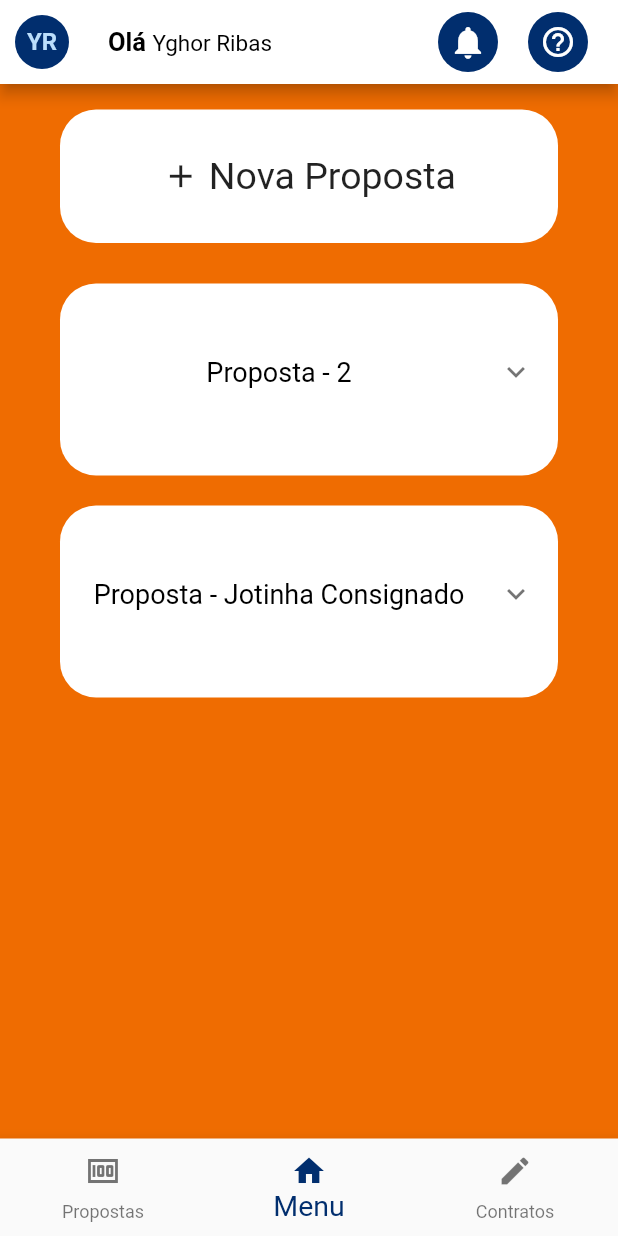
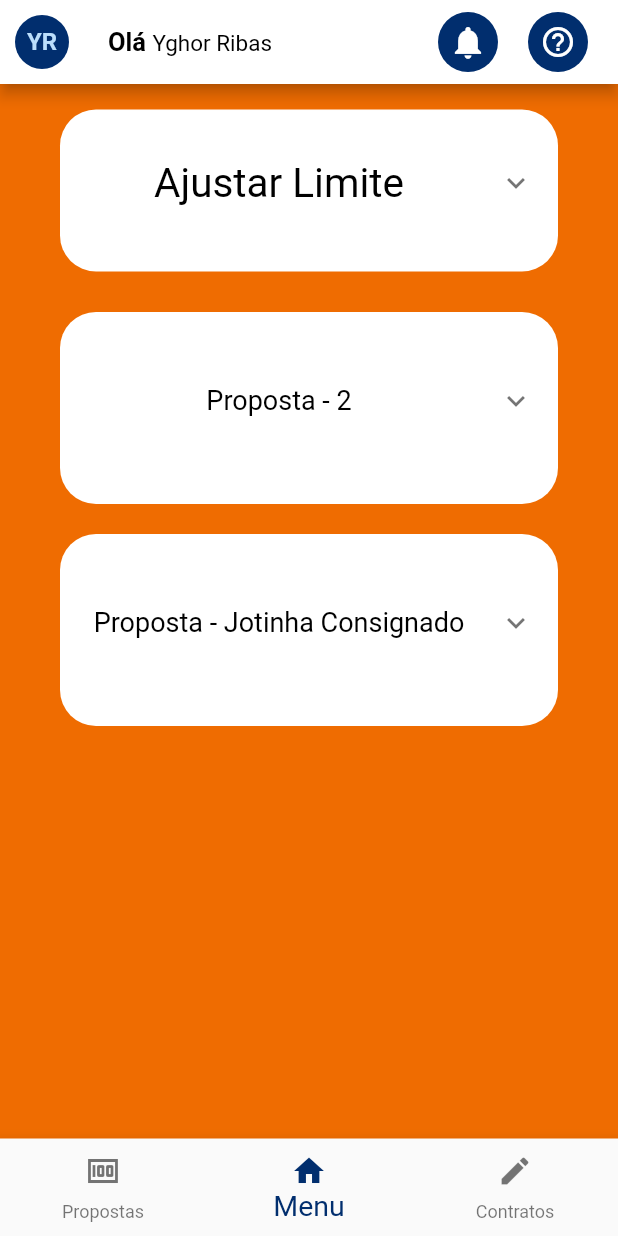
Before and after one commit to LocaLex-Digital/empresta-hackaton-flutter, a Flutter app: the screen it shows after launch, on a phone screen of 412 x 824 dp. Run offline on Flutter 3.47's test engine with Material 2 defaults, Android fonts, the phone set to English and light mode, and no system bars.

Commit message:
add card widget

```diff
--- a/lib/widgets/add_card_widget.dart
+++ b/lib/widgets/add_card_widget.dart
@@ -1,8 +1,25 @@
 import 'package:flutter/material.dart';
 
-class AddCardWidget extends StatelessWidget {
+class AddCardWidget extends StatefulWidget {
   const AddCardWidget() : super();
 
+  @override
+  _AddCardWidgetState createState() => _AddCardWidgetState();
+}
+
+class _AddCardWidgetState extends State<AddCardWidget> {
+  TextEditingController _controller;
+  double _currentSliderValue = 100;
+
+  void initState() {
+    super.initState();
+    _controller = TextEditingController();
+  }
+
+  void dispose() {
+    _controller.dispose();
+    super.dispose();
+  }
 
   @override
   Widget build(BuildContext context) => Padding(
@@ -12,7 +29,7 @@ class AddCardWidget extends StatelessWidget {
         ),
         child: Container(
           padding: EdgeInsets.only(
-              top: 30.0,
+            top: 20.0,
             bottom: 30.0,
           ),
           decoration: BoxDecoration(
@@ -21,18 +38,40 @@ class AddCardWidget extends StatelessWidget {
               24,
             ),
           ),
-            child: Row(
-              mainAxisAlignment: MainAxisAlignment.center,
+          child: ExpansionTile(
+            title: Text(
+              'Ajustar Limite',
+              style: TextStyle(
+                color: Colors.black,
+                fontSize: 27,
+              ),
+              textAlign: TextAlign.center,
+            ),
+            children: <Widget>[
+              Column(
                 children: [
-                Icon(
-                  Icons.add,
-                  size: 25,
+                  const SizedBox(height: 20.0),
+                  Text(
+                    'R\$ ' ' $_currentSliderValue',
+                    style: TextStyle(
+                      color: Colors.black,
+                      fontSize: 16,
+                      fontWeight: FontWeight.bold,
                     ),
-                Text(
-                  ' Nova Proposta',
-                  style: TextStyle(
-                    fontSize: 25,
                   ),
+                  Slider(
+                    value: _currentSliderValue,
+                    min: 100,
+                    max: 9999,
+                    divisions: 1000,
+                    label: _currentSliderValue.round().toString(),
+                    onChanged: (double value) {
+                      setState(() {
+                        _currentSliderValue = value;
+                      });
+                    },
+                  ),
+                ],
               ),
             ],
           ),
```
Lines whose indentation alone changed are shown as unchanged.
